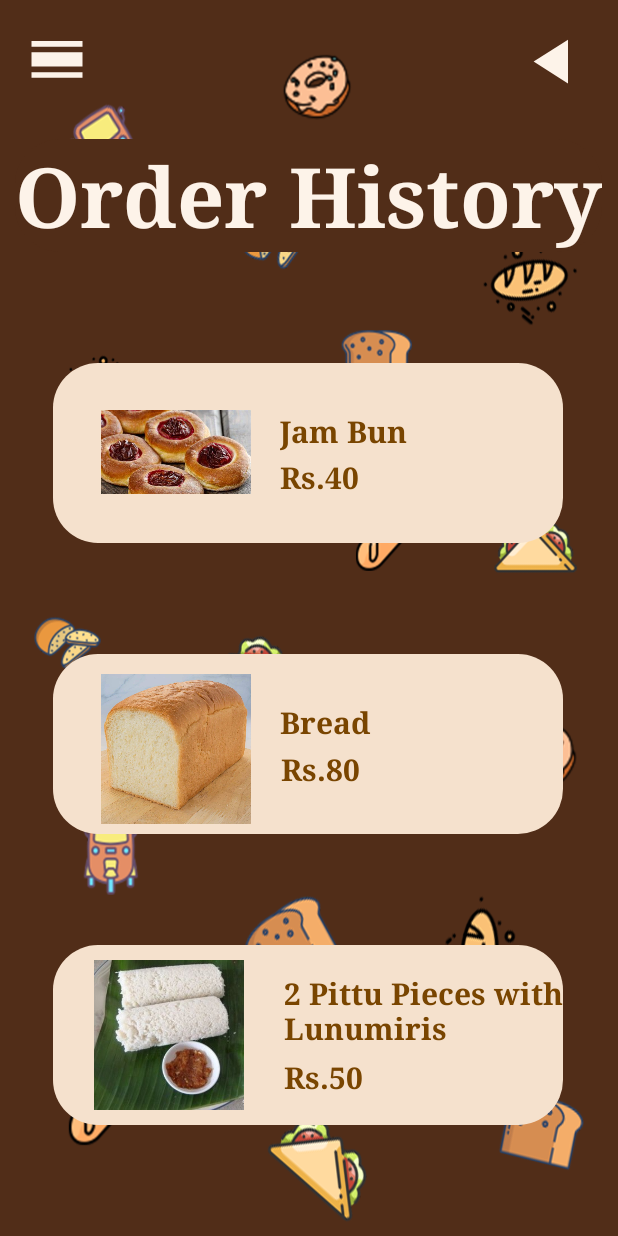
After one commit to Nikila99gimhan/MAD-assignment, an Android app: the OrderHistoryActivity screen opened directly, with no data from a screen before it, on a phone screen of 412 x 824 dp. The commit adds this screen. Run offline under Robolectric (Android 15) with nearby library versions, the phone set to English and light mode, and no system bars.

```diff
--- a/app/src/main/AndroidManifest.xml
+++ b/app/src/main/AndroidManifest.xml
@@ -11,6 +11,9 @@
         android:roundIcon="@mipmap/ic_launcher_round"
         android:supportsRtl="true"
         android:theme="@style/Theme.ChoonPaan">
+        <activity
+            android:name=".OrderHistoryActivity"
+            android:exported="false" />
         <activity
             android:name=".HomeActivity"
             android:exported="false" />
--- a/app/src/main/java/com/example/choonpaan/ForgetPassword2Activity.kt
+++ b/app/src/main/java/com/example/choonpaan/ForgetPassword2Activity.kt
@@ -5,6 +5,7 @@ import androidx.appcompat.app.AppCompatActivity
 import android.os.Bundle
 import android.widget.Button
 import android.widget.Toast
+import com.example.choonpaan.database.entity.User
 import com.example.choonpaan.database.repository.UserRepo
 import kotlinx.android.synthetic.main.activity_forget_password2.*
 
@@ -27,8 +28,11 @@ class ForgetPassword2Activity : AppCompatActivity() {
                 if (pass != repass) {
                     Toast.makeText(this, "Passwords doesn't match!!!", Toast.LENGTH_SHORT).show()
                 } else {
-                    //val repo = UserRepo.getInstance(this)
-                    //repo.update(newPassInput)
+                    val repo = UserRepo.getInstance(this)
+                        var user= User(
+                            null,"", "","","","","",pass,true,false
+                             )
+                    repo.update(user)
                     val intent = Intent(this, ActivityLogin::class.java)
                     startActivity(intent)
                     Toast.makeText(this, "Password Updated!!!", Toast.LENGTH_SHORT).show()
--- /dev/null
+++ b/app/src/main/java/com/example/choonpaan/OrderHistoryActivity.kt
@@ -0,0 +1,18 @@
+package com.example.choonpaan
+
+import android.content.Intent
+import androidx.appcompat.app.AppCompatActivity
+import android.os.Bundle
+import kotlinx.android.synthetic.main.activity_order_history.*
+
+class OrderHistoryActivity : AppCompatActivity() {
+    override fun onCreate(savedInstanceState: Bundle?) {
+        super.onCreate(savedInstanceState)
+        setContentView(R.layout.activity_order_history)
+
+        orderBackBtn.setOnClickListener {
+            val intent = Intent(this, HomeActivity::class.java)
+            startActivity(intent)
+        }
+    }
+}
--- a/app/src/main/java/com/example/choonpaan/Payment.kt
+++ b/app/src/main/java/com/example/choonpaan/Payment.kt
@@ -11,7 +11,7 @@ import kotlinx.android.synthetic.main.payment.*
 class Payment : AppCompatActivity() {
     override fun onCreate(savedInstanceState: Bundle?) {
         super.onCreate(savedInstanceState)
-        setContentView(R.layout.activity_main)
+        setContentView(R.layout.payment)
 
         val radioGroup: RadioGroup = findViewById(R.id.radioGroup)
 
--- a/app/src/main/java/com/example/choonpaan/ViewCart.kt
+++ b/app/src/main/java/com/example/choonpaan/ViewCart.kt
@@ -12,19 +12,19 @@ class ViewCart : AppCompatActivity() {
         setContentView(R.layout.activity_view_cart)
 
         cancelButton.setOnClickListener {
-            val intent= Intent(this,OrderNowActivity::class.java)
+            val intent = Intent(this, OrderNowActivity::class.java)
             startActivity(intent)
         }
         checkoutButton.setOnClickListener {
-            val intent= Intent(this,Payment::class.java)
+            val intent = Intent(this, Payment::class.java)
             startActivity(intent)
         }
         backButton3.setOnClickListener {
-            val intent= Intent(this,HomeActivity::class.java)
+            val intent = Intent(this, HomeActivity::class.java)
             startActivity(intent)
         }
 
-            if (cancelButn01.isChecked){
+        /*if (cancelButn01.isChecked){
                 showToast("Item added to favourite")
             }else{
                 showToast("Item removed to favourite")
@@ -47,5 +47,6 @@ class ViewCart : AppCompatActivity() {
 
     private fun showToast(str: String) {
         Toast.makeText(this,str,Toast.LENGTH_SHORT).show()
+    }*/
     }
 }
--- a/app/src/main/java/com/example/choonpaan/database/entity/User.kt
+++ b/app/src/main/java/com/example/choonpaan/database/entity/User.kt
@@ -7,7 +7,7 @@ import androidx.room.PrimaryKey
 
 data class User(
     @PrimaryKey (autoGenerate = true) var id: Int?,
-    var first_name:String,
+    var first_name: String?,
     var last_name:String,
     var pro_pic:String,
     var email:String,
--- a/app/src/main/res/layout/activity_home.xml
+++ b/app/src/main/res/layout/activity_home.xml
@@ -104,6 +104,7 @@
         android:layout_marginStart="23dp"
         android:layout_marginTop="10dp"
         android:layout_marginEnd="46dp"
+        app:layout_constraintBottom_toTopOf="@+id/complainButton"
         app:layout_constraintEnd_toEndOf="parent"
         app:layout_constraintStart_toEndOf="@+id/viewcartButton"
         app:layout_constraintTop_toBottomOf="@+id/ebillButton"
--- a/app/src/main/res/layout/activity_login.xml
+++ b/app/src/main/res/layout/activity_login.xml
@@ -104,9 +104,8 @@
         android:layout_height="56dp"
         android:background="#00FFFFFF"
         android:fontFamily="serif"
-        android:text="@string/sign_up"
+        android:text="@string/signin"
         android:textSize="23sp"
-
         app:layout_constraintBottom_toBottomOf="parent"
         app:layout_constraintEnd_toEndOf="parent"
         app:layout_constraintHorizontal_bias="0.743"
@@ -127,8 +126,10 @@
         android:textStyle="bold"
         app:layout_constraintBottom_toBottomOf="@+id/loginBox"
         app:layout_constraintEnd_toEndOf="parent"
-        app:layout_constraintHorizontal_bias="0.853"
-        app:layout_constraintStart_toStartOf="parent" />
+        app:layout_constraintHorizontal_bias="0.823"
+        app:layout_constraintStart_toStartOf="parent"
+        app:layout_constraintTop_toBottomOf="@+id/TextPassword"
+        app:layout_constraintVertical_bias="0.75" />
 
     <TextView
         android:id="@+id/textView9"
--- /dev/null
+++ b/app/src/main/res/layout/activity_order_history.xml
@@ -0,0 +1,223 @@
+<?xml version="1.0" encoding="utf-8"?>
+<androidx.constraintlayout.widget.ConstraintLayout xmlns:android="http://schemas.android.com/apk/res/android"
+    xmlns:app="http://schemas.android.com/apk/res-auto"
+    xmlns:tools="http://schemas.android.com/tools"
+    android:layout_width="match_parent"
+    android:layout_height="match_parent"
+    android:background="@drawable/untitled_2"
+    tools:context=".OrderHistoryActivity">
+
+    <Button
+        android:id="@+id/navOrderBtn"
+        android:layout_width="45dp"
+        android:layout_height="45dp"
+        android:layout_marginTop="16dp"
+        android:background="@drawable/ic_baseline_calendar_view_day_24"
+        app:layout_constraintBottom_toTopOf="@+id/orderHistoryView"
+        app:layout_constraintEnd_toStartOf="@+id/orderBackBtn"
+        app:layout_constraintHorizontal_bias="0.05"
+        app:layout_constraintStart_toStartOf="parent"
+        app:layout_constraintTop_toTopOf="parent"
+        app:layout_constraintVertical_bias="0.0" />
+
+    <Button
+        android:id="@+id/orderBackBtn"
+        android:layout_width="50dp"
+        android:layout_height="50dp"
+        android:layout_marginStart="344dp"
+        android:layout_marginTop="16dp"
+        android:background="@drawable/ic_baseline_back_arrow_24"
+        android:scaleX="-1"
+        app:layout_constraintBottom_toTopOf="@+id/orderHistoryView"
+        app:layout_constraintEnd_toEndOf="parent"
+        app:layout_constraintHorizontal_bias="0.058"
+        app:layout_constraintStart_toStartOf="parent"
+        app:layout_constraintTop_toTopOf="parent"
+        app:layout_constraintVertical_bias="0.0" />
+
+    <TextView
+        android:id="@+id/orderHistoryView"
+        android:layout_width="wrap_content"
+        android:layout_height="wrap_content"
+        android:background="@drawable/dark_background"
+        android:fontFamily="serif"
+        android:text="@string/order_history"
+        android:textColor="#FDF3E9"
+        android:textSize="55sp"
+        android:textStyle="bold"
+        app:layout_constraintBottom_toBottomOf="parent"
+        app:layout_constraintEnd_toEndOf="parent"
+        app:layout_constraintHorizontal_bias="0.478"
+        app:layout_constraintStart_toStartOf="parent"
+        app:layout_constraintTop_toTopOf="parent"
+        app:layout_constraintVertical_bias="0.124" />
+
+    <TextView
+        android:id="@+id/orderHistoryView01"
+        android:layout_width="340dp"
+        android:layout_height="120dp"
+        android:background="@drawable/light_backgroud"
+        app:layout_constraintBottom_toTopOf="@+id/orderHistoryView02"
+        app:layout_constraintEnd_toEndOf="parent"
+        app:layout_constraintHorizontal_bias="0.492"
+        app:layout_constraintStart_toStartOf="parent"
+        app:layout_constraintTop_toBottomOf="@+id/orderHistoryView" />
+
+    <TextView
+        android:id="@+id/orderHistoryView02"
+        android:layout_width="340dp"
+        android:layout_height="120dp"
+        android:background="@drawable/light_backgroud"
+        app:layout_constraintBottom_toTopOf="@+id/orderHistoryView03"
+        app:layout_constraintEnd_toEndOf="parent"
+        app:layout_constraintHorizontal_bias="0.492"
+        app:layout_constraintStart_toStartOf="parent"
+        app:layout_constraintTop_toBottomOf="@+id/orderHistoryView01" />
+
+    <TextView
+        android:id="@+id/orderHistoryView03"
+        android:layout_width="340dp"
+        android:layout_height="120dp"
+        android:background="@drawable/light_backgroud"
+        app:layout_constraintBottom_toBottomOf="parent"
+        app:layout_constraintEnd_toEndOf="parent"
+        app:layout_constraintHorizontal_bias="0.492"
+        app:layout_constraintStart_toStartOf="parent"
+        app:layout_constraintTop_toBottomOf="@+id/orderHistoryView02" />
+
+    <ImageView
+        android:id="@+id/imageView9"
+        android:layout_width="100dp"
+        android:layout_height="100dp"
+        app:layout_constraintBottom_toBottomOf="@+id/orderHistoryView01"
+        app:layout_constraintEnd_toEndOf="@+id/orderHistoryView01"
+        app:layout_constraintHorizontal_bias="0.133"
+        app:layout_constraintStart_toStartOf="@+id/orderHistoryView01"
+        app:layout_constraintTop_toTopOf="@+id/orderHistoryView01"
+        app:layout_constraintVertical_bias="0.45"
+        app:srcCompat="@drawable/oip__1_"
+        tools:ignore="ContentDescription" />
+
+    <TextView
+        android:id="@+id/textView31"
+        android:layout_width="102dp"
+        android:layout_height="31dp"
+        android:ems="10"
+        android:fontFamily="serif"
+        android:text="@string/jam_bun"
+        android:textColor="#794500"
+        android:textSize="20sp"
+        android:textStyle="bold"
+        app:layout_constraintBottom_toBottomOf="@+id/orderHistoryView01"
+        app:layout_constraintEnd_toEndOf="@+id/orderHistoryView01"
+        app:layout_constraintHorizontal_bias="0.185"
+        app:layout_constraintStart_toEndOf="@+id/imageView9"
+        app:layout_constraintTop_toTopOf="@+id/orderHistoryView01"
+        app:layout_constraintVertical_bias="0.359" />
+
+    <TextView
+        android:id="@+id/textView32"
+        android:layout_width="102dp"
+        android:layout_height="31dp"
+        android:ems="10"
+        android:fontFamily="serif"
+        android:text="@string/rs_40"
+        android:textColor="#794500"
+        android:textSize="20sp"
+        android:textStyle="bold"
+        app:layout_constraintBottom_toBottomOf="@+id/orderHistoryView01"
+        app:layout_constraintEnd_toEndOf="@+id/orderHistoryView01"
+        app:layout_constraintHorizontal_bias="0.185"
+        app:layout_constraintStart_toEndOf="@+id/imageView9"
+        app:layout_constraintTop_toTopOf="@+id/orderHistoryView01"
+        app:layout_constraintVertical_bias="0.707" />
+
+    <ImageView
+        android:id="@+id/imageView10"
+        android:layout_width="100dp"
+        android:layout_height="100dp"
+        app:layout_constraintBottom_toBottomOf="@+id/orderHistoryView02"
+        app:layout_constraintEnd_toEndOf="@+id/orderHistoryView02"
+        app:layout_constraintHorizontal_bias="0.133"
+        app:layout_constraintStart_toStartOf="@+id/orderHistoryView02"
+        app:layout_constraintTop_toTopOf="@+id/orderHistoryView02"
+        app:layout_constraintVertical_bias="0.65"
+        app:srcCompat="@drawable/homemade_white_bread_loaf_feature"
+        tools:ignore="ContentDescription" />
+
+    <TextView
+        android:id="@+id/textView33"
+        android:layout_width="102dp"
+        android:layout_height="31dp"
+        android:ems="10"
+        android:fontFamily="serif"
+        android:text="@string/bread"
+        android:textColor="#794500"
+        android:textSize="20sp"
+        android:textStyle="bold"
+        app:layout_constraintBottom_toBottomOf="@+id/orderHistoryView02"
+        app:layout_constraintEnd_toEndOf="@+id/orderHistoryView02"
+        app:layout_constraintHorizontal_bias="0.185"
+        app:layout_constraintStart_toEndOf="@+id/imageView10"
+        app:layout_constraintTop_toTopOf="@+id/orderHistoryView02"
+        app:layout_constraintVertical_bias="0.359" />
+
+    <TextView
+        android:id="@+id/textView34"
+        android:layout_width="102dp"
+        android:layout_height="31dp"
+        android:ems="10"
+        android:fontFamily="serif"
+        android:text="@string/rs_80"
+        android:textColor="#794500"
+        android:textSize="20sp"
+        android:textStyle="bold"
+        app:layout_constraintBottom_toBottomOf="@+id/orderHistoryView02"
+        app:layout_constraintEnd_toEndOf="@+id/orderHistoryView02"
+        app:layout_constraintHorizontal_bias="0.191"
+        app:layout_constraintStart_toEndOf="@+id/imageView10"
+        app:layout_constraintTop_toBottomOf="@+id/textView33"
+        app:layout_constraintVertical_bias="0.0" />
+
+    <TextView
+        android:id="@+id/textView35"
+        android:layout_width="186dp"
+        android:layout_height="56dp"
+        android:ems="10"
+        android:fontFamily="serif"
+        android:text="2 Pittu Pieces with Lunumiris"
+        android:textColor="#794500"
+        android:textSize="20sp"
+        android:textStyle="bold"
+        app:layout_constraintBottom_toBottomOf="@+id/orderHistoryView03"
+        app:layout_constraintEnd_toEndOf="@+id/orderHistoryView03"
+        app:layout_constraintTop_toTopOf="@+id/orderHistoryView03"
+        app:layout_constraintVertical_bias="0.288" />
+
+    <ImageView
+        android:id="@+id/imageView15"
+        android:layout_width="100dp"
+        android:layout_height="100dp"
+        app:layout_constraintBottom_toBottomOf="@+id/orderHistoryView03"
+        app:layout_constraintEnd_toStartOf="@+id/textView35"
+        app:layout_constraintStart_toStartOf="@+id/orderHistoryView03"
+        app:layout_constraintTop_toTopOf="@+id/orderHistoryView03"
+        app:srcCompat="@drawable/c5f1e1077112511ece0bbc1d760398b4" />
+
+    <TextView
+        android:id="@+id/textView36"
+        android:layout_width="102dp"
+        android:layout_height="31dp"
+        android:ems="10"
+        android:fontFamily="serif"
+        android:text="Rs.50"
+        android:textColor="#794500"
+        android:textSize="20sp"
+        android:textStyle="bold"
+        app:layout_constraintBottom_toBottomOf="@+id/orderHistoryView03"
+        app:layout_constraintEnd_toEndOf="@+id/orderHistoryView03"
+        app:layout_constraintHorizontal_bias="0.243"
+        app:layout_constraintStart_toEndOf="@+id/imageView15"
+        app:layout_constraintTop_toBottomOf="@+id/textView35"
+        app:layout_constraintVertical_bias="0.0" />
+</androidx.constraintlayout.widget.ConstraintLayout>
--- a/app/src/main/res/layout/activity_view_cart.xml
+++ b/app/src/main/res/layout/activity_view_cart.xml
@@ -109,8 +109,6 @@
         android:id="@+id/checkoutButton"
         android:layout_width="145dp"
         android:layout_height="58dp"
-        android:layout_marginEnd="16dp"
-        android:layout_marginBottom="44dp"
         android:backgroundTint="#FDF3E9"
         android:fontFamily="sans-serif-condensed-medium"
         android:text="@string/checkout"
@@ -120,10 +118,10 @@
         app:cornerRadius="40dp"
         app:layout_constraintBottom_toBottomOf="parent"
         app:layout_constraintEnd_toEndOf="parent"
-        app:layout_constraintHorizontal_bias="0.557"
+        app:layout_constraintHorizontal_bias="0.453"
         app:layout_constraintStart_toEndOf="@+id/cancelButton"
         app:layout_constraintTop_toBottomOf="@+id/cartView03"
-        app:layout_constraintVertical_bias="1.0"
+        app:layout_constraintVertical_bias="0.434"
         app:rippleColor="#512D18" />
 
     <CheckBox
--- a/app/src/main/res/values/strings.xml
+++ b/app/src/main/res/values/strings.xml
@@ -1,7 +1,7 @@
 <resources xmlns:tools="http://schemas.android.com/tools">
     <string name="app_name">Choon Paan</string>
     <string name="forgot_password"><u>Forgot Password ?</u></string>
-    <string name="signup"><u>Sign In</u></string>
+    <string name="signin"><u>Sign In</u></string>
     <string name="username">UserName</string>
     <string name="password">Password</string>
     <string name="are_you_new">Are you new?</string>
@@ -92,4 +92,7 @@
     <string name="payment_method">Payment Method</string>
     <string name="cash">Cash</string>
     <string name="card">Card</string>
+    <string name="order_history">Order History</string>
+    <string name="jam_bun">Jam Bun</string>
+    <string name="rs_40">Rs.40</string>
 </resources>
```
Also changed, not shown: app/src/main/res/drawable/c5f1e1077112511ece0bbc1d760398b4.jpg (added).
